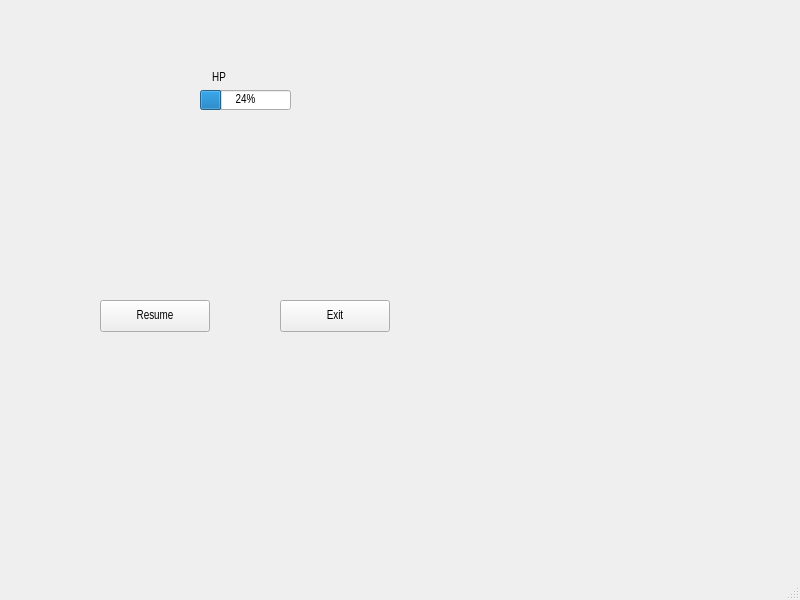
Old version of the form pause.ui in the repository danoventa/CS340-CourseProject.
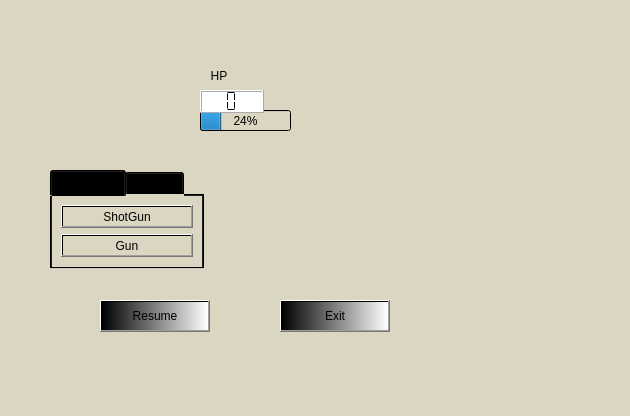
New version of the form. Icons and pictures are not drawn.

Diff of the .ui file:
```diff
--- a/pause.ui
+++ b/pause.ui
@@ -6,8 +6,8 @@
    <rect>
     <x>0</x>
     <y>0</y>
-    <width>800</width>
-    <height>600</height>
+    <width>630</width>
+    <height>416</height>
    </rect>
   </property>
   <property name="minimumSize">
@@ -16,11 +16,26 @@
     <height>0</height>
    </size>
   </property>
+  <property name="maximumSize">
+   <size>
+    <width>630</width>
+    <height>416</height>
+   </size>
+  </property>
   <property name="font">
    <font>
-    <family>Arial Narrow</family>
+    <family>Helvetica</family>
+    <pointsize>14</pointsize>
+    <weight>9</weight>
+    <italic>false</italic>
+    <bold>false</bold>
    </font>
   </property>
+  <property name="styleSheet">
+   <string notr="true">font: 75 14pt &quot;Helvetica&quot;;
+background-color: qconicalgradient(cx:0.5, cy:0.5, angle:265, stop:0 rgba(219, 214, 194, 255));
+</string>
+  </property>
   <widget class="QWidget" name="centralwidget">
    <widget class="QPushButton" name="Resume">
     <property name="geometry">
@@ -31,6 +46,10 @@
       <height>32</height>
      </rect>
     </property>
+    <property name="styleSheet">
+     <string notr="true">background-color: qlineargradient(spread:pad, x1:0, y1:0, x2:1, y2:0, stop:0 rgba(0, 0, 0, 255), stop:1 rgba(255, 255, 255, 255));
+selection-color: rgba(255, 0, 0, 115);</string>
+    </property>
     <property name="text">
      <string>Resume</string>
     </property>
@@ -44,6 +63,10 @@
       <height>32</height>
      </rect>
     </property>
+    <property name="styleSheet">
+     <string notr="true">background-color: qlineargradient(spread:pad, x1:0, y1:0, x2:1, y2:0, stop:0 rgba(0, 0, 0, 255), stop:1 rgba(255, 255, 255, 255));
+font: 75 14pt &quot;Helvetica&quot;;</string>
+    </property>
     <property name="text">
      <string>Exit</string>
     </property>
@@ -52,9 +75,9 @@
     <property name="geometry">
      <rect>
       <x>200</x>
-      <y>90</y>
+      <y>110</y>
       <width>91</width>
-      <height>20</height>
+      <height>21</height>
      </rect>
     </property>
     <property name="value">
@@ -65,11 +88,14 @@
     <property name="geometry">
      <rect>
       <x>200</x>
-      <y>70</y>
+      <y>66</y>
       <width>38</width>
-      <height>16</height>
+      <height>20</height>
      </rect>
     </property>
+    <property name="autoFillBackground">
+     <bool>false</bool>
+    </property>
     <property name="text">
      <string>HP</string>
     </property>
@@ -96,16 +122,80 @@
      <bool>true</bool>
     </property>
    </widget>
-  </widget>
-  <widget class="QMenuBar" name="menubar">
-   <property name="geometry">
-    <rect>
-     <x>0</x>
-     <y>0</y>
-     <width>800</width>
-     <height>22</height>
-    </rect>
-   </property>
+   <widget class="QLCDNumber" name="NumericHP">
+    <property name="geometry">
+     <rect>
+      <x>200</x>
+      <y>90</y>
+      <width>64</width>
+      <height>23</height>
+     </rect>
+    </property>
+    <property name="font">
+     <font>
+      <family>Helvetica</family>
+      <pointsize>14</pointsize>
+      <weight>9</weight>
+      <italic>false</italic>
+      <bold>false</bold>
+     </font>
+    </property>
+    <property name="layoutDirection">
+     <enum>Qt::LeftToRight</enum>
+    </property>
+    <property name="styleSheet">
+     <string notr="true">background-color: rgb(255, 255, 255);
+font: 75 14pt &quot;Helvetica&quot;;</string>
+    </property>
+    <property name="numDigits">
+     <number>1</number>
+    </property>
+    <property name="digitCount">
+     <number>1</number>
+    </property>
+    <property name="segmentStyle">
+     <enum>QLCDNumber::Flat</enum>
+    </property>
+   </widget>
+   <widget class="QTabWidget" name="HeroOptions">
+    <property name="geometry">
+     <rect>
+      <x>50</x>
+      <y>170</y>
+      <width>154</width>
+      <height>99</height>
+     </rect>
+    </property>
+    <property name="currentIndex">
+     <number>0</number>
+    </property>
+    <widget class="QWidget" name="Weapons">
+     <attribute name="title">
+      <string>Weapons</string>
+     </attribute>
+     <layout class="QVBoxLayout" name="verticalLayout">
+      <item>
+       <widget class="QPushButton" name="ShotGun">
+        <property name="text">
+         <string>ShotGun</string>
+        </property>
+       </widget>
+      </item>
+      <item>
+       <widget class="QPushButton" name="Gun">
+        <property name="text">
+         <string>Gun</string>
+        </property>
+       </widget>
+      </item>
+     </layout>
+    </widget>
+    <widget class="QWidget" name="Health_2">
+     <attribute name="title">
+      <string>Health</string>
+     </attribute>
+    </widget>
+   </widget>
   </widget>
   <widget class="QStatusBar" name="statusbar"/>
  </widget>
```
Left out of the diff: 2 changed lines with no effect on the pictures.
